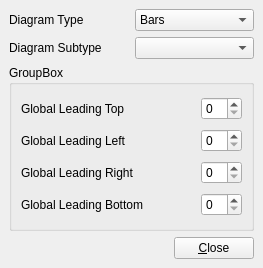
Old version of the form plugins/kdchartwidgetdesignercustomeditor.ui in the repository KDAB/KDChart.
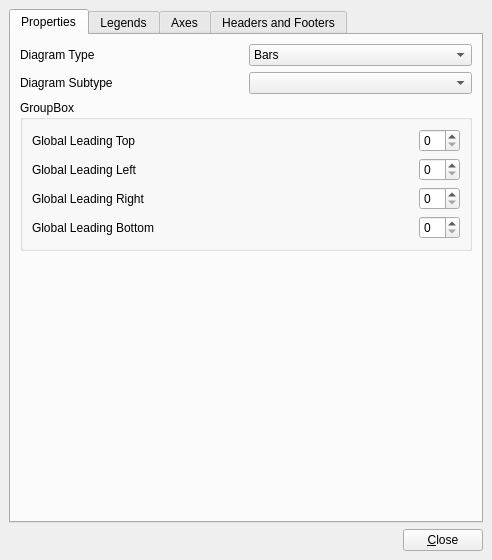
New version of the form. The open tabs and pages were chosen to show the change.

Commit message: Hook in the editing of legends, axes and headers and footers.

What changed in the file:
```diff
--- a/plugins/kdchartwidgetdesignercustomeditor.ui
+++ b/plugins/kdchartwidgetdesignercustomeditor.ui
@@ -5,8 +5,8 @@
    <rect>
     <x>0</x>
     <y>0</y>
-    <width>263</width>
-    <height>268</height>
+    <width>492</width>
+    <height>560</height>
    </rect>
   </property>
   <property name="windowTitle" >
@@ -20,6 +20,22 @@
     <number>6</number>
    </property>
    <item>
+    <widget class="QTabWidget" name="tabWidget" >
+     <property name="currentIndex" >
+      <number>3</number>
+     </property>
+     <widget class="QWidget" name="mPropertiesTab" >
+      <attribute name="title" >
+       <string>Properties</string>
+      </attribute>
+      <layout class="QVBoxLayout" >
+       <property name="margin" >
+        <number>9</number>
+       </property>
+       <property name="spacing" >
+        <number>6</number>
+       </property>
+       <item>
     <layout class="QHBoxLayout" >
      <property name="margin" >
       <number>0</number>
@@ -103,31 +119,18 @@
       <property name="spacing" >
        <number>6</number>
       </property>
-      <item row="3" column="2" >
-       <spacer>
-        <property name="orientation" >
-         <enum>Qt::Horizontal</enum>
-        </property>
-        <property name="sizeHint" >
-         <size>
-          <width>40</width>
-          <height>20</height>
-         </size>
-        </property>
-       </spacer>
-      </item>
-      <item row="2" column="2" >
-       <spacer>
-        <property name="orientation" >
-         <enum>Qt::Horizontal</enum>
-        </property>
-        <property name="sizeHint" >
-         <size>
-          <width>40</width>
-          <height>20</height>
-         </size>
-        </property>
-       </spacer>
+          <item row="1" column="3" >
+           <widget class="QSpinBox" name="mGlobalLeadingLeftSB" />
+          </item>
+          <item row="2" column="0" >
+           <widget class="QLabel" name="label_7" >
+            <property name="text" >
+             <string>Global Leading Right</string>
+            </property>
+           </widget>
+          </item>
+          <item row="2" column="3" >
+           <widget class="QSpinBox" name="mGlobalLeadingRightSB" />
       </item>
       <item row="1" column="1" colspan="2" >
        <spacer>
@@ -158,44 +161,215 @@
       <item row="3" column="3" >
        <widget class="QSpinBox" name="mGlobalLeadingBottomSB" />
       </item>
-      <item row="2" column="3" >
-       <widget class="QSpinBox" name="mGlobalLeadingRightSB" />
-      </item>
-      <item row="1" column="3" >
-       <widget class="QSpinBox" name="mGlobalLeadingLeftSB" />
-      </item>
-      <item row="0" column="3" >
-       <widget class="QSpinBox" name="mGlobalLeadingTopSB" />
-      </item>
       <item row="0" column="0" >
-       <widget class="QLabel" name="label" >
+           <widget class="QLabel" name="label_5" >
         <property name="text" >
          <string>Global Leading Top</string>
         </property>
        </widget>
       </item>
+          <item row="0" column="3" >
+           <widget class="QSpinBox" name="mGlobalLeadingTopSB" />
+          </item>
+          <item row="3" column="2" >
+           <spacer>
+            <property name="orientation" >
+             <enum>Qt::Horizontal</enum>
+            </property>
+            <property name="sizeHint" >
+             <size>
+              <width>40</width>
+              <height>20</height>
+             </size>
+            </property>
+           </spacer>
+          </item>
+          <item row="2" column="2" >
+           <spacer>
+            <property name="orientation" >
+             <enum>Qt::Horizontal</enum>
+            </property>
+            <property name="sizeHint" >
+             <size>
+              <width>40</width>
+              <height>20</height>
+             </size>
+            </property>
+           </spacer>
+          </item>
       <item row="3" column="0" colspan="2" >
-       <widget class="QLabel" name="label_4" >
+           <widget class="QLabel" name="label_6" >
         <property name="text" >
          <string>Global Leading Bottom</string>
         </property>
        </widget>
       </item>
-      <item row="2" column="0" >
-       <widget class="QLabel" name="label_3" >
-        <property name="text" >
-         <string>Global Leading Right</string>
-        </property>
-       </widget>
-      </item>
       <item row="1" column="0" >
-       <widget class="QLabel" name="label_2" >
+           <widget class="QLabel" name="label_8" >
         <property name="text" >
          <string>Global Leading Left</string>
         </property>
        </widget>
       </item>
      </layout>
+        </widget>
+       </item>
+       <item>
+        <spacer>
+         <property name="orientation" >
+          <enum>Qt::Vertical</enum>
+         </property>
+         <property name="sizeHint" >
+          <size>
+           <width>20</width>
+           <height>40</height>
+          </size>
+         </property>
+        </spacer>
+       </item>
+      </layout>
+     </widget>
+     <widget class="QWidget" name="mLegendsTab" >
+      <attribute name="title" >
+       <string>Legends</string>
+      </attribute>
+      <layout class="QHBoxLayout" >
+       <property name="margin" >
+        <number>9</number>
+       </property>
+       <property name="spacing" >
+        <number>6</number>
+       </property>
+       <item>
+        <layout class="QGridLayout" >
+         <property name="margin" >
+          <number>0</number>
+         </property>
+         <property name="spacing" >
+          <number>6</number>
+         </property>
+         <item row="1" column="0" >
+          <widget class="QPushButton" name="mAddLegendBtn" >
+           <property name="text" >
+            <string>Add Legend</string>
+           </property>
+          </widget>
+         </item>
+         <item row="1" column="1" >
+          <widget class="QPushButton" name="mRemoveLegendBtn" >
+           <property name="text" >
+            <string>Remove Legend</string>
+           </property>
+          </widget>
+         </item>
+         <item row="0" column="0" colspan="2" >
+          <widget class="QListWidget" name="mLegendsList" />
+         </item>
+        </layout>
+       </item>
+       <item>
+        <widget class="QGroupBox" name="mLegendDetailsGroup" >
+         <property name="title" >
+          <string>Legend Details</string>
+         </property>
+        </widget>
+       </item>
+      </layout>
+     </widget>
+     <widget class="QWidget" name="mAxesTab" >
+      <attribute name="title" >
+       <string>Axes</string>
+      </attribute>
+      <layout class="QHBoxLayout" >
+       <property name="margin" >
+        <number>9</number>
+       </property>
+       <property name="spacing" >
+        <number>6</number>
+       </property>
+       <item>
+        <layout class="QGridLayout" >
+         <property name="margin" >
+          <number>0</number>
+         </property>
+         <property name="spacing" >
+          <number>6</number>
+         </property>
+         <item row="1" column="0" >
+          <widget class="QPushButton" name="mAddAxisBtn" >
+           <property name="text" >
+            <string>Add Axis</string>
+           </property>
+          </widget>
+         </item>
+         <item row="1" column="1" >
+          <widget class="QPushButton" name="mRemoveAxisBtn" >
+           <property name="text" >
+            <string>Remove Axis</string>
+           </property>
+          </widget>
+         </item>
+         <item row="0" column="0" colspan="2" >
+          <widget class="QListWidget" name="mAxesList" />
+         </item>
+        </layout>
+       </item>
+       <item>
+        <widget class="QGroupBox" name="mAxisDetailsGroup" >
+         <property name="title" >
+          <string>Axis Details</string>
+         </property>
+        </widget>
+       </item>
+      </layout>
+     </widget>
+     <widget class="QWidget" name="mHeadersAndFootersTab" >
+      <attribute name="title" >
+       <string>Headers and Footers</string>
+      </attribute>
+      <layout class="QHBoxLayout" >
+       <property name="margin" >
+        <number>9</number>
+       </property>
+       <property name="spacing" >
+        <number>6</number>
+       </property>
+       <item>
+        <layout class="QGridLayout" >
+         <property name="margin" >
+          <number>0</number>
+         </property>
+         <property name="spacing" >
+          <number>6</number>
+         </property>
+         <item row="1" column="0" >
+          <widget class="QPushButton" name="mAddHeaderFooterBtn" >
+           <property name="text" >
+            <string>Add Header/Footer</string>
+           </property>
+          </widget>
+         </item>
+         <item row="1" column="1" >
+          <widget class="QPushButton" name="mRemoveHeaderFooterBtn" >
+           <property name="text" >
+            <string>Remove Header/Footer</string>
+           </property>
+          </widget>
+         </item>
+         <item row="0" column="0" colspan="2" >
+          <widget class="QListWidget" name="mHeaderFootersList" />
+         </item>
+        </layout>
+       </item>
+       <item>
+        <widget class="QGroupBox" name="mHeaderFooterDetailsGroup" >
+         <property name="title" >
+          <string>Header/Footer Details</string>
+         </property>
+        </widget>
+       </item>
+      </layout>
+     </widget>
     </widget>
    </item>
    <item>
```
Lines whose indentation alone changed are shown as unchanged. The commit also changes 3 other files.
